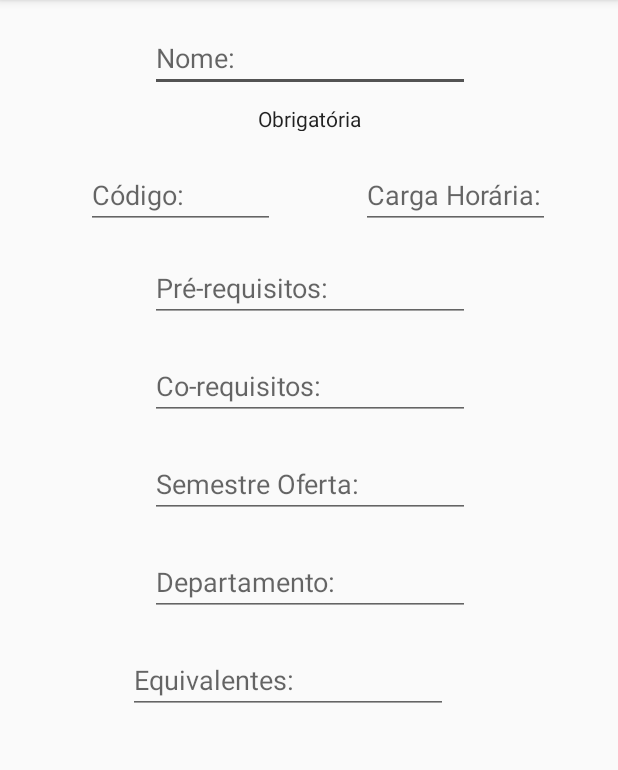
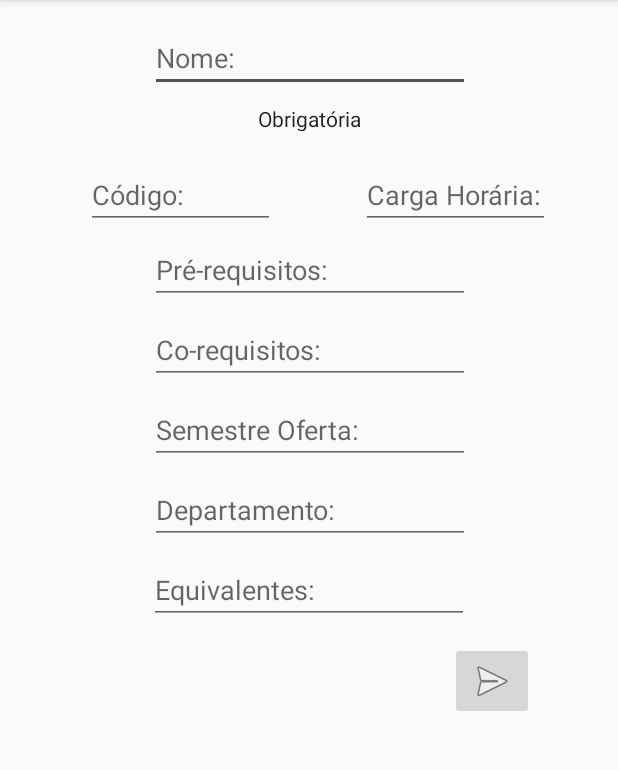
Before and after one commit to angelelouise/imd0033, an Android app: the CadastroCCurricularActivity screen opened directly, with no data from a screen before it, on a phone screen of 412 x 824 dp, the part 84-854 px from its top. Run offline under Robolectric (Android 15) with nearby library versions, the phone set to English and light mode, and no system bars.

Commit message:
cadastro de postagem funcionando

```diff
--- a/app/src/main/java/com/example/angele/imd0033/CadastroCCurricularActivity.java
+++ b/app/src/main/java/com/example/angele/imd0033/CadastroCCurricularActivity.java
@@ -2,6 +2,7 @@ package com.example.angele.imd0033;
 
 import android.support.v7.app.AppCompatActivity;
 import android.os.Bundle;
+import android.support.v7.widget.RecyclerView;
 
 public class CadastroCCurricularActivity extends AppCompatActivity {
 
@@ -10,4 +11,7 @@ public class CadastroCCurricularActivity extends AppCompatActivity {
         super.onCreate(savedInstanceState);
         setContentView(R.layout.activity_cadastro_ccurricular);
     }
+    private static class ViewHolder{
+
+    }
 }
--- a/app/src/main/java/com/example/angele/imd0033/CadastroPostagemActivity.java
+++ b/app/src/main/java/com/example/angele/imd0033/CadastroPostagemActivity.java
@@ -45,6 +45,7 @@ public class CadastroPostagemActivity extends AppCompatActivity{
                 p.setId_componente_curricular((long) 0);
                 intent.putExtra(INFO_EXTRA, (Serializable) p);
                 setResult(RESULT_OK,intent);
+                finish();
             }
         });
     }
--- a/app/src/main/java/com/example/angele/imd0033/bd/PostagemBD.java
+++ b/app/src/main/java/com/example/angele/imd0033/bd/PostagemBD.java
@@ -22,7 +22,7 @@ public abstract class PostagemBD extends RoomDatabase{
 
     public static PostagemBD getInstance (Context context){
         if(INSTANCE==null){
-            INSTANCE = Room.databaseBuilder(context,PostagemBD.class,"postagem").build();
+            INSTANCE = Room.databaseBuilder(context,PostagemBD.class,"postagem_bd").build();
         }
         return INSTANCE;
     }
--- a/app/src/main/res/layout/activity_cadastro_ccurricular.xml
+++ b/app/src/main/res/layout/activity_cadastro_ccurricular.xml
@@ -41,7 +41,7 @@
         android:layout_height="wrap_content"
         android:layout_marginEnd="8dp"
         android:layout_marginStart="8dp"
-        android:layout_marginTop="20dp"
+        android:layout_marginTop="8dp"
         android:ems="10"
         android:hint="@string/co_requisitos"
         android:inputType="textPersonName"
@@ -55,13 +55,12 @@
         android:layout_width="wrap_content"
         android:layout_height="wrap_content"
         android:layout_marginEnd="8dp"
-        android:layout_marginStart="84dp"
-        android:layout_marginTop="20dp"
+        android:layout_marginStart="8dp"
+        android:layout_marginTop="8dp"
         android:ems="10"
         android:hint="@string/equivalentes"
         android:inputType="textPersonName"
         app:layout_constraintEnd_toEndOf="parent"
-        app:layout_constraintHorizontal_bias="0.012"
         app:layout_constraintStart_toStartOf="parent"
         app:layout_constraintTop_toBottomOf="@+id/inputDepartamento" />
 
@@ -71,7 +70,7 @@
         android:layout_height="wrap_content"
         android:layout_marginEnd="8dp"
         android:layout_marginStart="8dp"
-        android:layout_marginTop="20dp"
+        android:layout_marginTop="8dp"
         android:ems="10"
         android:hint="@string/departamento"
         android:inputType="textPersonName"
@@ -86,7 +85,7 @@
         android:layout_height="42dp"
         android:layout_marginEnd="8dp"
         android:layout_marginStart="8dp"
-        android:layout_marginTop="20dp"
+        android:layout_marginTop="8dp"
         android:ems="10"
         android:hint="@string/pr_requisitos"
         android:inputType="textPersonName"
@@ -130,7 +129,7 @@
         android:layout_height="wrap_content"
         android:layout_marginEnd="8dp"
         android:layout_marginStart="8dp"
-        android:layout_marginTop="20dp"
+        android:layout_marginTop="8dp"
         android:ems="10"
         android:hint="@string/semestre_oferta"
         android:inputType="number"
@@ -139,4 +138,15 @@
         app:layout_constraintStart_toStartOf="parent"
         app:layout_constraintTop_toBottomOf="@+id/inputCORequisitos" />
 
+    <ImageButton
+        android:id="@+id/imageButtonCC"
+        android:layout_width="wrap_content"
+        android:layout_height="wrap_content"
+        android:layout_marginEnd="56dp"
+        android:layout_marginTop="12dp"
+        android:contentDescription="@string/cadastrar"
+        app:layout_constraintEnd_toEndOf="parent"
+        app:layout_constraintTop_toBottomOf="@+id/inputEquivalente"
+        app:srcCompat="@android:drawable/ic_menu_send" />
+
 </android.support.constraint.ConstraintLayout>
--- a/app/src/main/res/layout/activity_cadastro_postagem.xml
+++ b/app/src/main/res/layout/activity_cadastro_postagem.xml
@@ -46,10 +46,10 @@
         android:layout_width="wrap_content"
         android:layout_height="wrap_content"
         android:layout_marginEnd="16dp"
-        android:layout_marginTop="32dp"
+        android:layout_marginTop="16dp"
         android:contentDescription="@string/cadastrar"
         app:layout_constraintEnd_toEndOf="parent"
-        app:layout_constraintTop_toBottomOf="@+id/editText2"
+        app:layout_constraintTop_toBottomOf="@+id/inputDescricao"
         app:srcCompat="@android:drawable/ic_menu_send" />
 
 </android.support.constraint.ConstraintLayout>
```
Also changed, not shown: app/src/main/java/com/example/angele/imd0033/MainActivity.java (+4 -5 lines), app/src/main/java/com/example/angele/imd0033/bd/PostagemRepository.java (+15 -7 lines), app/src/main/java/com/example/angele/imd0033/dominio/Postagem.java (+5 -2 lines), app/src/main/res/menu/activity_main_drawer.xml (+2 -9 lines).
